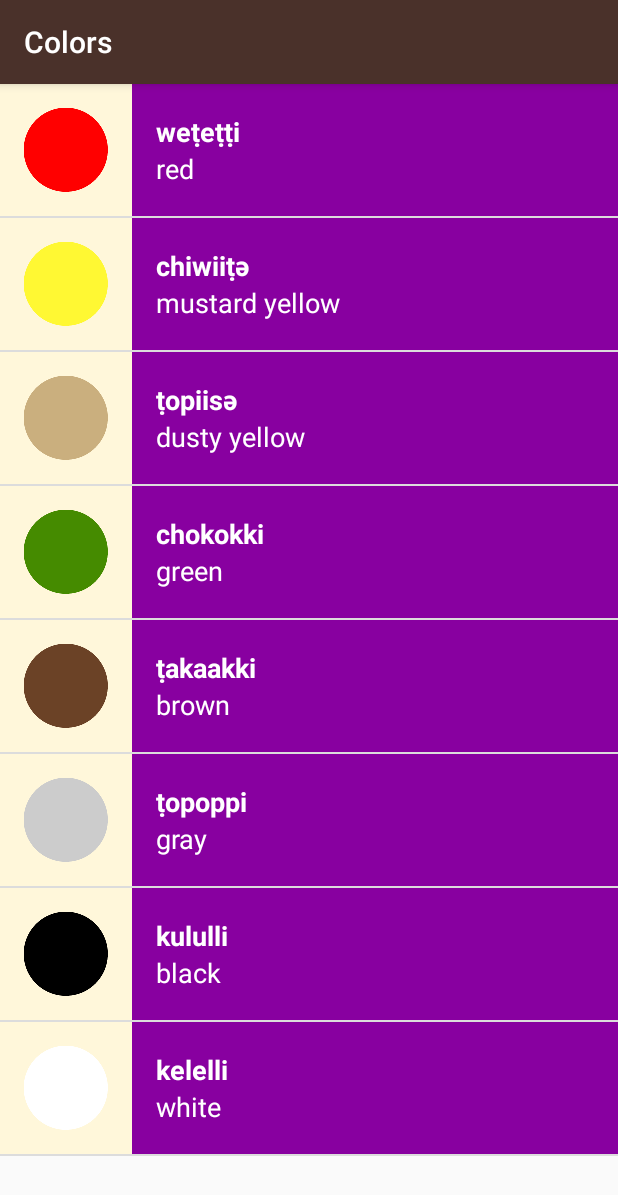
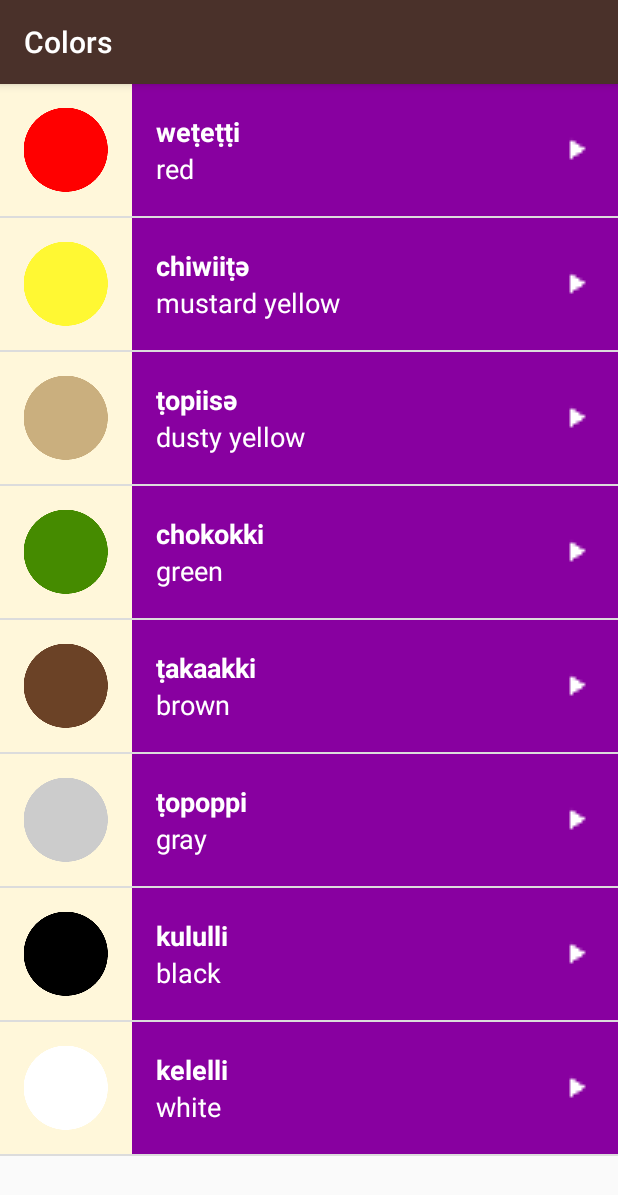
Before and after one commit to DragoshCraciun/miwok_app, an Android app: the ColorsActivity screen opened directly, with no data from a screen before it, on a phone screen of 412 x 824 dp. Shown: the top 1195 px of the screen. Run offline under Robolectric (Android 15) with nearby library versions, the phone set to English and light mode, and no system bars.

Commit message:
feat: Add audio icon to the list item

```diff
--- a/app/src/main/res/layout/list_item.xml
+++ b/app/src/main/res/layout/list_item.xml
@@ -1,5 +1,4 @@
-<?xml version="1.0" encoding="utf-8"?>
-<!-- Copyright (C) 2016 The Android Open Source Project
+<?xml version="1.0" encoding="utf-8"?><!-- Copyright (C) 2016 The Android Open Source Project
 
      Licensed under the Apache License, Version 2.0 (the "License");
      you may not use this file except in compliance with the License.
@@ -12,12 +11,11 @@
      WITHOUT WARRANTIES OR CONDITIONS OF ANY KIND, either express or implied.
      See the License for the specific language governing permissions and
      limitations under the License.
--->
-<!-- Layout for a single list item -->
-<LinearLayout xmlns:android="http://schemas.android.com/apk/res/android"
+--><!-- Layout for a single list item -->
+<RelativeLayout xmlns:android="http://schemas.android.com/apk/res/android"
     xmlns:tools="http://schemas.android.com/tools"
     android:layout_width="match_parent"
-    android:layout_height="wrap_content"
+    android:layout_height="@dimen/list_item_height"
     android:background="@color/tan_background"
     android:minHeight="@dimen/list_item_height"
     android:orientation="horizontal">
@@ -30,7 +28,11 @@
     <LinearLayout
         android:id="@+id/text_container"
         android:layout_width="match_parent"
-        android:layout_height="match_parent"
+        android:layout_height="@dimen/list_item_height"
+        android:layout_alignParentBottom="true"
+        android:layout_alignParentRight="true"
+        android:layout_alignParentTop="true"
+        android:layout_toRightOf="@id/image"
         android:orientation="vertical"
         android:paddingLeft="16dp">
 
@@ -55,4 +57,13 @@
             android:textColor="@android:color/white"
             tools:text="one" />
     </LinearLayout>
-</LinearLayout>
+
+    <ImageView
+        android:layout_width="24dp"
+        android:layout_height="24dp"
+        android:layout_alignParentRight="true"
+        android:layout_centerVertical="true"
+        android:layout_marginRight="16dp"
+        android:src="@drawable/ic_play_arrow" />
+
+</RelativeLayout>
```
Also changed, not shown: app/src/main/res/drawable-xxhdpi/ic_play_arrow.png (added).
